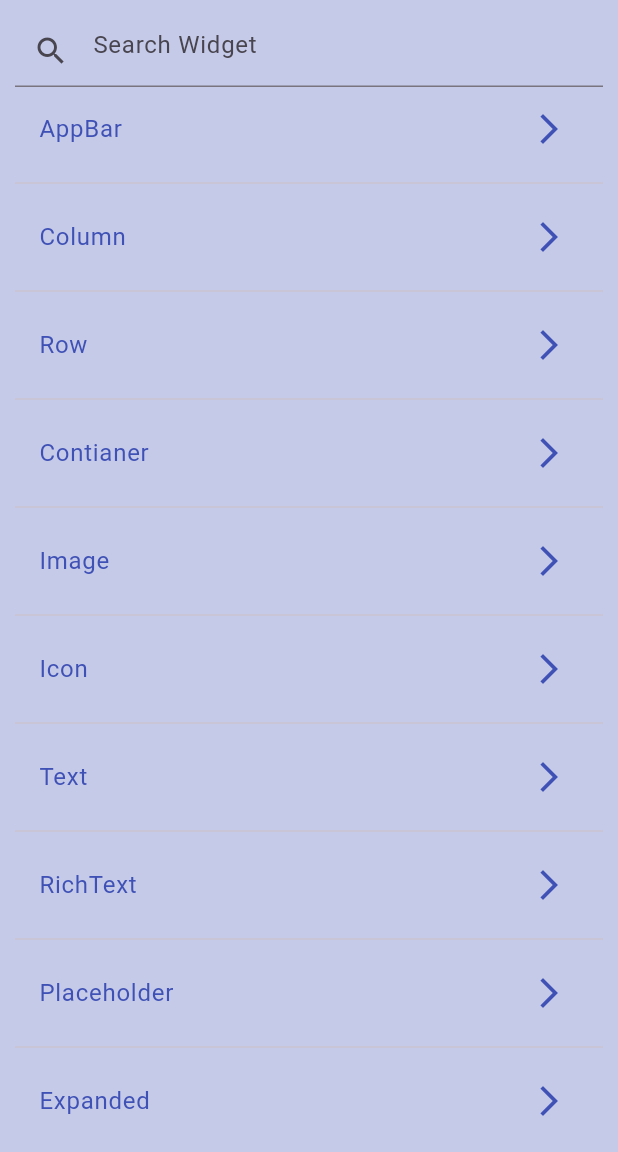
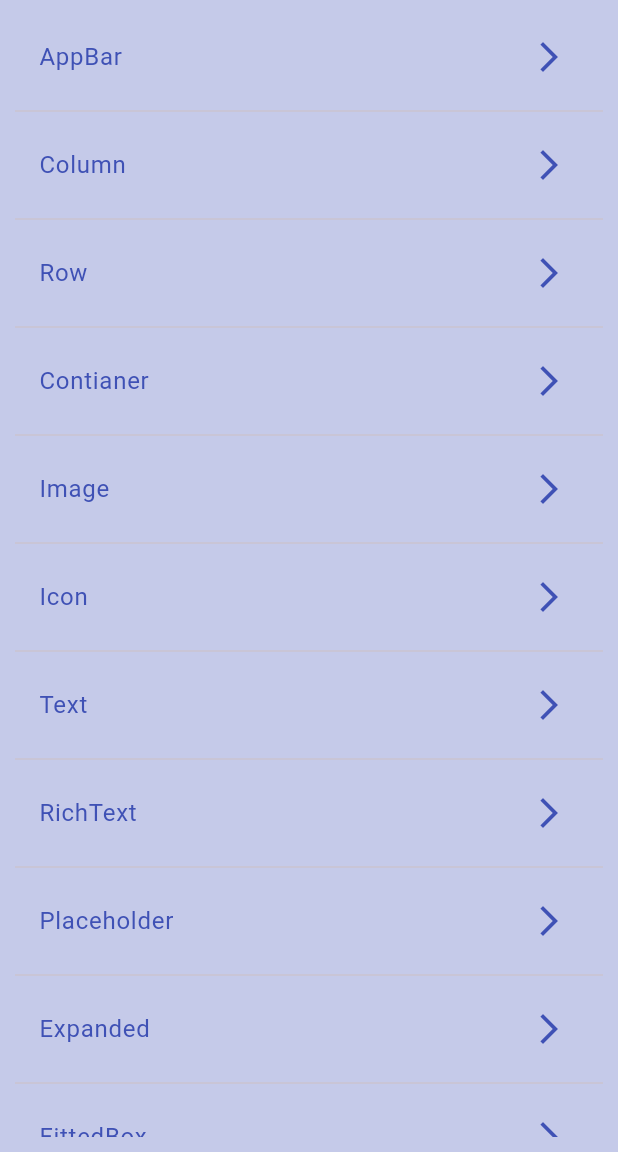
Before and after one commit to saadshd/Flutter-Widgets, a Flutter app: the screen it shows after launch, on a phone screen of 412 x 824 dp, the part 84-1236 px from its top. Run offline on Flutter 3.47's test engine with Material 2 defaults, Android fonts, the phone set to English and light mode, and no system bars.

```diff
--- a/lib/homescreen.dart
+++ b/lib/homescreen.dart
@@ -22,13 +22,13 @@ class _HomeScreenState extends State<HomeScreen> {
         padding: const EdgeInsets.all(10),
         child: Column(
           children: [
-            TextField(
-              controller: controller,
-              decoration: const InputDecoration(
-                hintText: 'Search Widget',
-                prefixIcon: Icon(Icons.search),
-              ),
-            ),
+            // TextField(
+            //   controller: controller,
+            //   decoration: const InputDecoration(
+            //     hintText: 'Search Widget',
+            //     prefixIcon: Icon(Icons.search),
+            //   ),
+            // ),
             Expanded(
               child: ListView(
                 children: [
@@ -59,6 +59,7 @@ class _HomeScreenState extends State<HomeScreen> {
                   MyListTile(title: 'SliverAppBar', onTap: () {Navigator.pushNamed(context, '/25');}),
                   MyListTile(title: 'LargeAppBar', onTap: () {Navigator.pushNamed(context, '/26');}),
                   MyListTile(title: 'MediumAppBar', onTap: () {Navigator.pushNamed(context, '/27');}),
+                  MyListTile(title: 'BottomNavigationBar', onTap: () {Navigator.pushNamed(context, '/28');}),
                 ],
               ),
             ),
--- a/lib/main.dart
+++ b/lib/main.dart
@@ -23,6 +23,7 @@ import 'package:flutter_widgets/23_gridview_builder/gridview_builder.dart';
 import 'package:flutter_widgets/25_sliverappbar/sliverappbar.dart';
 import 'package:flutter_widgets/26_largeappbar/largeappbar.dart';
 import 'package:flutter_widgets/27_mediumappbar/mediumappbar.dart';
+import 'package:flutter_widgets/28_bottomnavbar/bottomnavbar.dart';
 import 'package:flutter_widgets/homescreen.dart';
 import '01_appbar/appbar.dart';
 import '04_image/image.dart';
@@ -84,6 +85,7 @@ class MyApp extends StatelessWidget {
         '/25': (context) => const MySliverAppBar(),
         '/26': (context) => const MyLargeAppBar(),
         '/27': (context) => const MyMediumAppBar(),
+        '/28': (context) => const MyBottomNavBar(),
       },
     );
   }
```
Also changed, not shown: lib/28_bottomnavbar/bottomnavbar.dart (added, +67 -0 lines).
